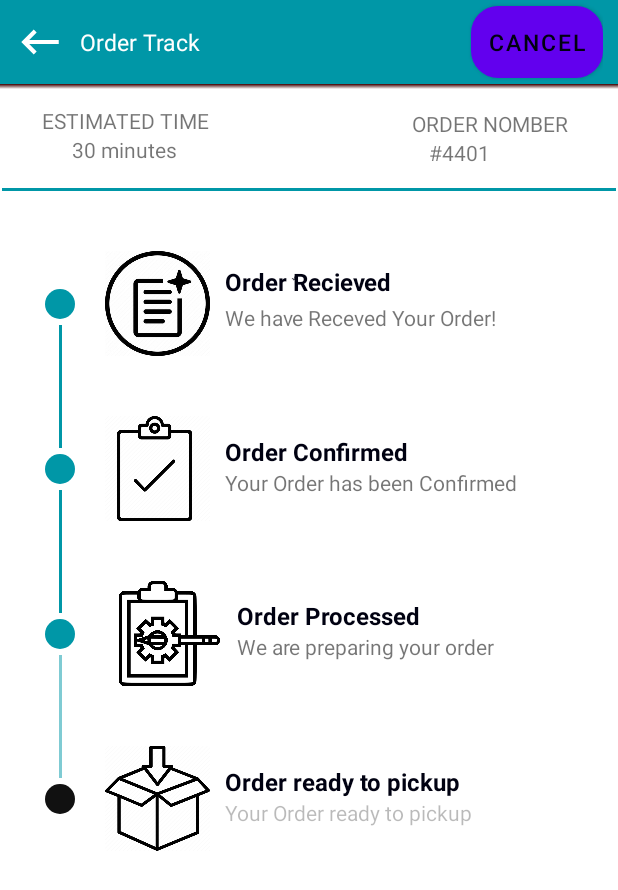
After one commit to Android-SSD-Coders/thrifty, an Android app: the TrackActivity screen opened directly, with no data from a screen before it, on a phone screen of 412 x 824 dp. The commit adds this screen. Shown: the top 890 px of the screen. Run offline under Robolectric (Android 15) with nearby library versions, the phone set to English and light mode, and no system bars; 4 statements that could not run were skipped.

Commit message:
Order Tracking done

```diff
--- /dev/null
+++ b/app/src/main/java/com/example/thrifty/TrackActivity.java
@@ -0,0 +1,149 @@
+package com.example.thrifty;
+
+import androidx.appcompat.app.AppCompatActivity;
+
+import android.annotation.SuppressLint;
+import android.content.Intent;
+import android.os.Bundle;
+import android.view.View;
+import android.widget.Button;
+import android.widget.ImageView;
+import android.widget.TextView;
+import android.widget.Toast;
+
+public class TrackActivity extends AppCompatActivity {
+    View view_order_placed,view_order_confirmed,view_order_processed,view_order_pickup,con_divider,ready_divider,placed_divider;
+    ImageView img_orderconfirmed,orderprocessed,orderpickup;
+    TextView textorderpickup,text_confirmed,textorderprocessed;
+    Button btnCancel;
+
+    @Override
+    protected void onCreate(Bundle savedInstanceState) {
+        super.onCreate(savedInstanceState);
+        setContentView(R.layout.activity_track);
+        btnCancel = findViewById(R.id.btnCancel);
+        view_order_placed=findViewById(R.id.view_order_placed);
+        view_order_confirmed=findViewById(R.id.view_order_confirmed);
+        view_order_processed=findViewById(R.id.view_order_processed);
+        view_order_pickup=findViewById(R.id.view_order_pickup);
+        placed_divider=findViewById(R.id.placed_divider);
+        con_divider=findViewById(R.id.con_divider);
+        ready_divider=findViewById(R.id.ready_divider);
+
+        textorderpickup=findViewById(R.id.textorderpickup);
+        text_confirmed=findViewById(R.id.text_confirmed);
+        textorderprocessed=findViewById(R.id.textorderprocessed);
+
+        img_orderconfirmed=findViewById(R.id.img_orderconfirmed);
+        orderprocessed=findViewById(R.id.orderprocessed);
+        orderpickup=findViewById(R.id.orderpickup);
+        Intent intent=getIntent();
+        String orderStatus=intent.getStringExtra("orderStatus");
+
+        getOrderStatus(orderStatus);
+
+        btnCancel.setOnClickListener(view ->{
+            Intent intent1 = new Intent(TrackActivity.this, OrderTracking.class);
+            Toast.makeText(getApplicationContext(), "Order Canceled", Toast.LENGTH_SHORT).show();
+            startActivity(intent1);
+        });
+    }
+
+    private void getOrderStatus(String orderStatus) {
+        if (orderStatus.equals("0")){
+            float alfa= (float) 0.5;
+            setStatus(alfa);
+
+        }else if (orderStatus.equals("1")){
+            float alfa= (float) 1;
+            setStatus1(alfa);
+
+        }else if (orderStatus.equals("2")){
+            float alfa= (float) 1;
+            setStatus2(alfa);
+
+
+        }else if (orderStatus.equals("3")){
+            float alfa= (float) 1;
+            setStatus3(alfa);
+        }
+    }
+
+    @SuppressLint("UseCompatLoadingForDrawables")
+    private void setStatus(float alfa) {
+        float myf= (float) 0.5;
+        view_order_placed.setBackground(getResources().getDrawable(R.drawable.shape_status_completed));
+        view_order_confirmed.setBackground(getResources().getDrawable(R.drawable.shape_status_current));
+        orderprocessed.setAlpha(alfa);
+        view_order_processed.setBackground(getResources().getDrawable(R.drawable.shape_status_current));
+        con_divider.setBackground(getResources().getDrawable(R.drawable.shape_status_current));
+        placed_divider.setAlpha(alfa);
+        img_orderconfirmed.setAlpha(alfa);
+        placed_divider.setBackground(getResources().getDrawable(R.drawable.shape_status_current));
+        text_confirmed.setAlpha(alfa);
+        textorderprocessed.setAlpha(alfa);
+        view_order_pickup.setBackground(getResources().getDrawable(R.drawable.shape_status_current));
+        ready_divider.setBackground(getResources().getDrawable(R.drawable.shape_status_current));
+        orderpickup.setAlpha(alfa);
+
+        textorderpickup.setAlpha(myf);
+    }
+
+    @SuppressLint("UseCompatLoadingForDrawables")
+    private void setStatus1(float alfa) {
+        float myf= (float) 0.5;
+        view_order_placed.setBackground(getResources().getDrawable(R.drawable.shape_status_completed));
+        view_order_confirmed.setBackground(getResources().getDrawable(R.drawable.shape_status_completed));
+        orderprocessed.setAlpha(myf);
+        view_order_processed.setBackground(getResources().getDrawable(R.drawable.shape_status_current));
+        con_divider.setBackground(getResources().getDrawable(R.drawable.shape_status_current));
+        placed_divider.setBackground(getResources().getDrawable(R.drawable.shape_status_completed));
+        img_orderconfirmed.setAlpha(alfa);
+
+        text_confirmed.setAlpha(alfa);
+        textorderprocessed.setAlpha(myf);
+        view_order_pickup.setAlpha(myf);
+        ready_divider.setBackground(getResources().getDrawable(R.drawable.shape_status_current));
+        orderpickup.setAlpha(myf);
+        view_order_pickup.setBackground(getResources().getDrawable(R.drawable.shape_status_current));
+        textorderpickup.setAlpha(myf);
+    }
+
+    @SuppressLint("UseCompatLoadingForDrawables")
+    private void setStatus2(float alfa) {
+        float myf= (float) 0.5;
+        view_order_placed.setBackground(getResources().getDrawable(R.drawable.shape_status_completed));
+        view_order_confirmed.setBackground(getResources().getDrawable(R.drawable.shape_status_completed));
+        orderprocessed.setAlpha(alfa);
+        view_order_processed.setBackground(getResources().getDrawable(R.drawable.shape_status_completed));
+        con_divider.setBackground(getResources().getDrawable(R.drawable.shape_status_completed));
+        placed_divider.setBackground(getResources().getDrawable(R.drawable.shape_status_completed));
+        img_orderconfirmed.setAlpha(alfa);
+
+        text_confirmed.setAlpha(alfa);
+        textorderprocessed.setAlpha(alfa);
+        view_order_pickup.setBackground(getResources().getDrawable(R.drawable.shape_status_current));
+        ready_divider.setBackground(getResources().getDrawable(R.drawable.shape_status_current));
+        textorderpickup.setAlpha(myf);
+        orderpickup.setAlpha(myf);
+
+    }
+
+    @SuppressLint("UseCompatLoadingForDrawables")
+    private void setStatus3(float alfa) {
+        view_order_placed.setBackground(getResources().getDrawable(R.drawable.shape_status_completed));
+        view_order_confirmed.setBackground(getResources().getDrawable(R.drawable.shape_status_completed));
+        orderprocessed.setAlpha(alfa);
+        view_order_processed.setBackground(getResources().getDrawable(R.drawable.shape_status_completed));
+        con_divider.setBackground(getResources().getDrawable(R.drawable.shape_status_completed));
+
+        img_orderconfirmed.setAlpha(alfa);
+        placed_divider.setBackground(getResources().getDrawable(R.drawable.shape_status_completed));
+        text_confirmed.setAlpha(alfa);
+        textorderprocessed.setAlpha(alfa);
+        view_order_pickup.setBackground(getResources().getDrawable(R.drawable.shape_status_completed));
+        ready_divider.setBackground(getResources().getDrawable(R.drawable.shape_status_completed));
+        textorderpickup.setAlpha(alfa);
+        orderpickup.setAlpha(alfa);
+    }
+}
--- /dev/null
+++ b/app/src/main/res/drawable/drop_shadow.xml
@@ -0,0 +1,8 @@
+<?xml version="1.0" encoding="utf-8"?>
+<shape xmlns:android="http://schemas.android.com/apk/res/android"
+    android:shape="rectangle">
+    <gradient android:angle="90"
+        android:endColor="#400000"
+        android:startColor="@android:color/transparent"/>
+
+</shape>
--- /dev/null
+++ b/app/src/main/res/drawable/ic_back.xml
@@ -0,0 +1,10 @@
+<vector xmlns:android="http://schemas.android.com/apk/res/android"
+    android:width="24dp"
+    android:height="24dp"
+    android:viewportWidth="24"
+    android:viewportHeight="24"
+    android:tint="?attr/colorControlNormal">
+  <path
+      android:fillColor="@android:color/white"
+      android:pathData="M21,11H6.83l3.58,-3.59L9,6l-6,6 6,6 1.41,-1.41L6.83,13H21z"/>
+</vector>
--- /dev/null
+++ b/app/src/main/res/drawable/shape_status_completed.xml
@@ -0,0 +1,6 @@
+<?xml version="1.0" encoding="utf-8"?>
+<shape xmlns:android="http://schemas.android.com/apk/res/android"
+    android:shape="oval">
+    <solid android:color="@color/colorPrimaryDark"/>
+
+</shape>
--- /dev/null
+++ b/app/src/main/res/drawable/shape_status_current.xml
@@ -0,0 +1,6 @@
+<?xml version="1.0" encoding="utf-8"?>
+<shape xmlns:android="http://schemas.android.com/apk/res/android"
+    android:shape="oval">
+    <solid android:color="#111"/>
+
+</shape>
--- /dev/null
+++ b/app/src/main/res/drawable/text_bg.xml
@@ -0,0 +1,6 @@
+<?xml version="1.0" encoding="utf-8"?>
+<shape xmlns:android="http://schemas.android.com/apk/res/android"
+    android:shape="rectangle">
+    <solid android:color="@color/colorWhite"/>
+    <corners android:radius="18dp"/>
+</shape>
--- /dev/null
+++ b/app/src/main/res/layout/activity_track.xml
@@ -0,0 +1,389 @@
+<?xml version="1.0" encoding="utf-8"?>
+<androidx.constraintlayout.widget.ConstraintLayout xmlns:android="http://schemas.android.com/apk/res/android"
+    xmlns:app="http://schemas.android.com/apk/res-auto"
+    xmlns:tools="http://schemas.android.com/tools"
+    android:layout_width="match_parent"
+    android:layout_height="match_parent"
+    tools:context=".TrackActivity">
+
+    <LinearLayout
+        android:id="@+id/toolbar_layout"
+        android:layout_width="match_parent"
+        android:layout_height="?actionBarSize"
+        android:background="@color/colorPrimaryDark"
+        app:layout_constraintEnd_toEndOf="parent"
+        android:gravity="center_vertical"
+        android:orientation="horizontal"
+        android:paddingStart="10dp"
+        android:paddingEnd="10dp"
+        app:layout_constraintStart_toStartOf="parent"
+        app:layout_constraintTop_toTopOf="parent">
+        <ImageView
+            android:layout_width="33dp"
+            android:layout_height="33dp"
+            android:src="@drawable/ic_back"
+            app:tint="@color/colorWhite" />
+
+        <TextView
+
+            android:layout_width="0dp"
+            android:layout_height="wrap_content"
+            android:layout_weight="1"
+            android:layout_marginStart="10dp"
+            android:layout_marginEnd="10dp"
+            android:text="Order Track"
+            android:textColor="@color/colorWhite"
+            android:textSize="15sp" />
+
+        <Button
+
+            android:id="@+id/btnCancel"
+            android:layout_width="wrap_content"
+            android:layout_height="wrap_content"
+            android:background="@drawable/text_bg"
+            android:backgroundTint="@color/white"
+            android:paddingStart="10dp"
+            android:paddingTop="3dp"
+            android:paddingEnd="10dp"
+            android:paddingBottom="3dp"
+            android:text="Cancel"
+            android:textColor="@color/colorText"
+            android:textSize="15sp" />
+
+    </LinearLayout>
+
+    <View
+        android:id="@+id/view"
+        android:layout_width="match_parent"
+        android:layout_height="3dp"
+        android:background="@drawable/drop_shadow"
+        app:layout_constraintTop_toBottomOf="@+id/toolbar_layout" />
+
+    <TextView
+        android:id="@+id/textView"
+        android:layout_width="wrap_content"
+        android:layout_height="wrap_content"
+        android:layout_marginStart="28dp"
+        android:layout_marginLeft="28dp"
+        android:layout_marginTop="11dp"
+        android:text="Estimated time"
+        android:textAllCaps="true"
+        app:layout_constraintStart_toStartOf="parent"
+        app:layout_constraintTop_toBottomOf="@+id/view" />
+
+    <TextView
+        android:id="@+id/textView2"
+        android:layout_width="wrap_content"
+        android:layout_height="wrap_content"
+        android:layout_marginStart="133dp"
+        android:layout_marginLeft="133dp"
+        android:layout_marginTop="13dp"
+        android:layout_marginEnd="32dp"
+        android:layout_marginRight="32dp"
+        android:text="Order nomber"
+        android:textAllCaps="true"
+        app:layout_constraintEnd_toEndOf="parent"
+        app:layout_constraintStart_toEndOf="@+id/textView"
+        app:layout_constraintTop_toBottomOf="@+id/view" />
+
+    <TextView
+        android:id="@+id/textView3"
+        android:layout_width="wrap_content"
+        android:layout_height="wrap_content"
+        android:layout_marginStart="48dp"
+        android:layout_marginLeft="48dp"
+        android:text="30 minutes"
+        app:layout_constraintStart_toStartOf="parent"
+        app:layout_constraintTop_toBottomOf="@+id/textView" />
+
+    <TextView
+        android:id="@+id/textView4"
+        android:layout_width="wrap_content"
+        android:layout_height="wrap_content"
+        android:layout_marginStart="168dp"
+        android:layout_marginEnd="88dp"
+        android:text="#4401"
+        app:layout_constraintEnd_toEndOf="parent"
+        app:layout_constraintHorizontal_bias="0.0"
+        app:layout_constraintStart_toEndOf="@+id/textView3"
+        app:layout_constraintTop_toBottomOf="@+id/textView2" />
+
+    <View
+        android:id="@+id/view_divider"
+        android:layout_width="409dp"
+        android:layout_height="2dp"
+        android:layout_marginTop="14dp"
+        android:background="@color/colorPrimaryDark"
+        app:layout_constraintEnd_toEndOf="parent"
+        app:layout_constraintStart_toStartOf="parent"
+        app:layout_constraintTop_toBottomOf="@+id/textView4" />
+
+    <View
+        android:id="@+id/view_order_placed"
+        android:layout_width="20dp"
+        android:layout_height="20dp"
+        android:layout_marginStart="30dp"
+        android:layout_marginLeft="30dp"
+        android:background="@drawable/shape_status_completed"
+        app:layout_constraintBottom_toBottomOf="@+id/orderplaced"
+        app:layout_constraintStart_toStartOf="parent"
+        app:layout_constraintTop_toTopOf="@+id/orderplaced" />
+
+    <ImageView
+        android:id="@+id/orderplaced"
+        android:layout_width="70dp"
+        android:layout_height="70dp"
+        android:layout_marginStart="20dp"
+        android:layout_marginLeft="20dp"
+        android:layout_marginTop="40dp"
+        android:src="@drawable/orderplaced"
+        app:layout_constraintStart_toEndOf="@+id/view_order_placed"
+        app:layout_constraintTop_toBottomOf="@+id/view_divider" />
+    <View
+        app:layout_constraintTop_toTopOf="@+id/orderplaced"
+        app:layout_constraintEnd_toEndOf="@+id/orderplaced"
+        app:layout_constraintStart_toStartOf="@+id/orderplaced"
+        app:layout_constraintBottom_toBottomOf="@+id/orderplaced"
+        android:id="@+id/supporter_placed"
+        android:layout_width="1dp"
+        android:layout_height="1dp"/>
+
+    <TextView
+        android:id="@+id/textorderplaced"
+        android:layout_width="0dp"
+        android:layout_height="wrap_content"
+        android:layout_marginStart="10dp"
+        android:layout_marginEnd="10dp"
+        android:textColor="@color/colorText"
+        android:textSize="16sp"
+        android:textStyle="bold"
+        app:layout_constraintBottom_toTopOf="@+id/supporter_placed"
+        app:layout_constraintEnd_toEndOf="parent"
+        app:layout_constraintStart_toEndOf="@+id/orderplaced" />
+
+    <TextView
+        android:id="@+id/placed_desc"
+        android:layout_width="0dp"
+        android:layout_height="wrap_content"
+        android:text="We have Receved Your Order!"
+        app:layout_constraintEnd_toEndOf="@id/textorderplaced"
+        app:layout_constraintStart_toStartOf="@+id/textorderplaced"
+        app:layout_constraintTop_toBottomOf="@+id/textorderplaced" />
+
+    <View
+        android:id="@+id/view_order_confirmed"
+        android:layout_width="20dp"
+        android:layout_height="20dp"
+        android:layout_marginStart="30dp"
+        android:layout_marginLeft="30dp"
+        android:background="@drawable/shape_status_completed"
+        app:layout_constraintBottom_toBottomOf="@+id/img_orderconfirmed"
+        app:layout_constraintStart_toStartOf="parent"
+        app:layout_constraintTop_toTopOf="@+id/img_orderconfirmed" />
+    <ImageView
+        android:id="@+id/img_orderconfirmed"
+        android:layout_marginStart="20dp"
+        android:layout_marginTop="40dp"
+        app:layout_constraintStart_toEndOf="@+id/view_order_confirmed"
+        app:layout_constraintTop_toBottomOf="@+id/orderplaced"
+        android:src="@drawable/orderconfirmed"
+        android:layout_width="70dp"
+        android:layout_height="70dp"
+        android:layout_marginLeft="20dp" />
+    <View
+        app:layout_constraintTop_toTopOf="@+id/img_orderconfirmed"
+        app:layout_constraintEnd_toEndOf="@+id/img_orderconfirmed"
+        app:layout_constraintStart_toStartOf="@+id/img_orderconfirmed"
+        app:layout_constraintBottom_toBottomOf="@+id/img_orderconfirmed"
+        android:id="@+id/supporter_confirmed"
+        android:layout_width="1dp"
+        android:layout_height="1dp"/>
+
+    <TextView
+        android:id="@+id/text_confirmed"
+        android:layout_width="0dp"
+        android:layout_height="wrap_content"
+        android:layout_marginStart="10dp"
+        android:layout_marginEnd="10dp"
+        android:text="Order Confirmed"
+        android:textColor="@color/colorText"
+        android:textSize="16sp"
+        android:textStyle="bold"
+        app:layout_constraintBottom_toTopOf="@+id/supporter_confirmed"
+        app:layout_constraintEnd_toEndOf="parent"
+        app:layout_constraintStart_toEndOf="@+id/img_orderconfirmed" />
+
+    <TextView
+        android:id="@+id/text_recieved"
+        android:layout_width="0dp"
+        android:layout_height="wrap_content"
+        android:layout_marginStart="10dp"
+        android:layout_marginEnd="10dp"
+        android:layout_marginBottom="108dp"
+        android:text="Order ٌRecieved"
+        android:textColor="@color/colorText"
+        android:textSize="16sp"
+        android:textStyle="bold"
+        app:layout_constraintBottom_toTopOf="@+id/supporter_confirmed"
+        app:layout_constraintEnd_toEndOf="parent"
+        app:layout_constraintHorizontal_bias="0.0"
+        app:layout_constraintStart_toEndOf="@+id/img_orderconfirmed" />
+
+    <TextView
+        android:id="@+id/confirmed_desc"
+        android:layout_width="0dp"
+        android:layout_height="wrap_content"
+        android:text="Your Order has been Confirmed"
+        app:layout_constraintEnd_toEndOf="@id/text_confirmed"
+        app:layout_constraintStart_toStartOf="@+id/text_confirmed"
+        app:layout_constraintTop_toBottomOf="@+id/text_confirmed" />
+
+    <View
+        android:id="@+id/placed_divider"
+        android:layout_width="2dp"
+        android:layout_height="0dp"
+        android:layout_marginTop="4dp"
+        android:layout_marginBottom="4dp"
+        android:background="@color/colorPrimaryDark"
+        app:layout_constraintBottom_toTopOf="@+id/view_order_confirmed"
+        app:layout_constraintEnd_toEndOf="@+id/view_order_placed"
+        app:layout_constraintStart_toStartOf="@+id/view_order_placed"
+        app:layout_constraintTop_toBottomOf="@id/view_order_placed" />
+    <View
+        android:id="@+id/view_order_processed"
+        android:layout_width="20dp"
+        android:layout_height="20dp"
+        android:layout_marginStart="30dp"
+        android:layout_marginLeft="30dp"
+        android:background="@drawable/shape_status_completed"
+        app:layout_constraintBottom_toBottomOf="@+id/orderprocessed"
+        app:layout_constraintStart_toStartOf="parent"
+        app:layout_constraintTop_toTopOf="@+id/orderprocessed" />
+
+    <ImageView
+        android:id="@+id/orderprocessed"
+        android:layout_width="70dp"
+        android:layout_height="70dp"
+        android:layout_marginStart="28dp"
+        android:layout_marginTop="40dp"
+        android:src="@drawable/orderprocessed"
+        app:layout_constraintStart_toEndOf="@+id/view_order_processed"
+        app:layout_constraintTop_toBottomOf="@+id/img_orderconfirmed" />
+
+    <View
+        android:id="@+id/supporter_processed"
+        android:layout_width="1dp"
+        android:layout_height="1dp"
+        app:layout_constraintBottom_toBottomOf="@+id/orderprocessed"
+        app:layout_constraintEnd_toEndOf="parent"
+        app:layout_constraintHorizontal_bias="0.521"
+        app:layout_constraintStart_toStartOf="@+id/orderprocessed"
+        app:layout_constraintTop_toTopOf="@+id/orderprocessed"
+        app:layout_constraintVertical_bias="0.492" />
+
+    <TextView
+        android:id="@+id/textorderprocessed"
+        android:layout_width="0dp"
+        android:layout_height="wrap_content"
+        android:layout_marginStart="10dp"
+        android:layout_marginEnd="10dp"
+        android:text="Order Processed"
+        android:textColor="@color/colorText"
+        android:textSize="16sp"
+        android:textStyle="bold"
+        app:layout_constraintBottom_toTopOf="@+id/supporter_processed"
+        app:layout_constraintEnd_toEndOf="parent"
+        app:layout_constraintStart_toEndOf="@+id/orderprocessed" />
+
+    <TextView
+        android:id="@+id/processed_desc"
+        android:layout_width="0dp"
+        android:layout_height="wrap_content"
+        android:text="We are preparing your order"
+        app:layout_constraintEnd_toEndOf="@id/textorderprocessed"
+        app:layout_constraintStart_toStartOf="@+id/textorderprocessed"
+        app:layout_constraintTop_toBottomOf="@+id/textorderprocessed" />
+
+    <View
+        android:id="@+id/con_divider"
+        android:layout_width="2dp"
+        android:layout_height="0dp"
+        android:layout_marginTop="4dp"
+        android:layout_marginBottom="4dp"
+        android:background="@color/colorPrimaryDark"
+        app:layout_constraintBottom_toTopOf="@+id/view_order_processed"
+        app:layout_constraintEnd_toEndOf="@+id/view_order_confirmed"
+        app:layout_constraintStart_toStartOf="@+id/view_order_confirmed"
+        app:layout_constraintTop_toBottomOf="@id/view_order_confirmed" />
+    <View
+        android:id="@+id/view_order_pickup"
+        android:layout_width="20dp"
+        android:layout_height="20dp"
+        android:layout_marginStart="30dp"
+        android:layout_marginLeft="30dp"
+        android:background="@drawable/shape_status_current"
+        app:layout_constraintBottom_toBottomOf="@+id/orderpickup"
+        app:layout_constraintStart_toStartOf="parent"
+        app:layout_constraintTop_toTopOf="@+id/orderpickup" />
+
+    <ImageView
+
+        android:id="@+id/orderpickup"
+        android:layout_width="70dp"
+        android:layout_height="70dp"
+        android:layout_marginStart="20dp"
+        android:layout_marginLeft="20dp"
+        android:layout_marginTop="40dp"
+        android:src="@drawable/readytopickup"
+        app:layout_constraintStart_toEndOf="@+id/view_order_pickup"
+        app:layout_constraintTop_toBottomOf="@+id/orderprocessed" />
+    <View
+
+        app:layout_constraintTop_toTopOf="@+id/orderpickup"
+        app:layout_constraintEnd_toEndOf="@+id/orderpickup"
+        app:layout_constraintStart_toStartOf="@+id/orderpickup"
+        app:layout_constraintBottom_toBottomOf="@+id/orderpickup"
+        android:id="@+id/supporter_pickup"
+        android:layout_width="1dp"
+        android:layout_height="1dp"/>
+
+    <TextView
+        android:id="@+id/textorderpickup"
+        android:layout_width="0dp"
+        android:layout_height="wrap_content"
+        android:layout_marginStart="10dp"
+        android:layout_marginEnd="10dp"
+        android:text="Order ready to pickup"
+        android:textColor="@color/colorText"
+        android:textSize="16sp"
+        android:textStyle="bold"
+        app:layout_constraintBottom_toTopOf="@+id/supporter_pickup"
+        app:layout_constraintEnd_toEndOf="parent"
+        app:layout_constraintStart_toEndOf="@+id/orderpickup" />
+
+    <TextView
+        android:alpha="0.5"
+        android:id="@+id/pickup_desc"
+        android:layout_width="0dp"
+        android:layout_height="wrap_content"
+        android:text="Your Order ready to pickup"
+        app:layout_constraintEnd_toEndOf="@id/textorderpickup"
+        app:layout_constraintStart_toStartOf="@+id/textorderpickup"
+        app:layout_constraintTop_toBottomOf="@+id/textorderpickup" />
+
+    <View
+        android:id="@+id/ready_divider"
+        android:layout_width="2dp"
+        android:layout_height="0dp"
+        android:layout_marginTop="4dp"
+        android:layout_marginBottom="4dp"
+        android:alpha="0.5"
+        android:background="@color/colorPrimaryDark"
+        app:layout_constraintBottom_toTopOf="@+id/view_order_pickup"
+        app:layout_constraintEnd_toEndOf="@+id/view_order_processed"
+        app:layout_constraintStart_toStartOf="@+id/view_order_processed"
+        app:layout_constraintTop_toBottomOf="@id/view_order_processed" />
+
+
+
+</androidx.constraintlayout.widget.ConstraintLayout>
--- a/app/src/main/res/values/colors.xml
+++ b/app/src/main/res/values/colors.xml
@@ -12,4 +12,9 @@
     <color name="silver">#eeeeee</color>
     <color name="pink">#ff5964</color>
     <color name="lapis_lazuli">#38618c</color>
+    <color name="colorPrimary">#0288D1</color>
+    <color name="colorPrimaryDark">#0097A7</color>
+    <color name="colorAccent">#03DAC5</color>
+    <color name="colorText">#000111</color>
+    <color name="colorWhite">#FFFFFF</color>
 </resources>
```
Also changed, not shown: app/src/main/AndroidManifest.xml (+12 -3 lines), app/src/main/java/com/example/thrifty/OrderTracking.java (added, +45 -0 lines), app/src/main/res/drawable/btn_bg.xml (added, +7 -0 lines), app/src/main/res/layout/activity_order_tracking.xml (added, +99 -0 lines), app/src/main/java/com/amplifyframework/datastore/generated/model/ProductFavorite.java (added), app/src/main/res/drawable/orderconfirmed.png (added), app/src/main/res/drawable/orderplaced.png (added), app/src/main/res/drawable/orderprocessed.png (added), app/src/main/res/drawable/readytopickup.png (added), 2 other files.
